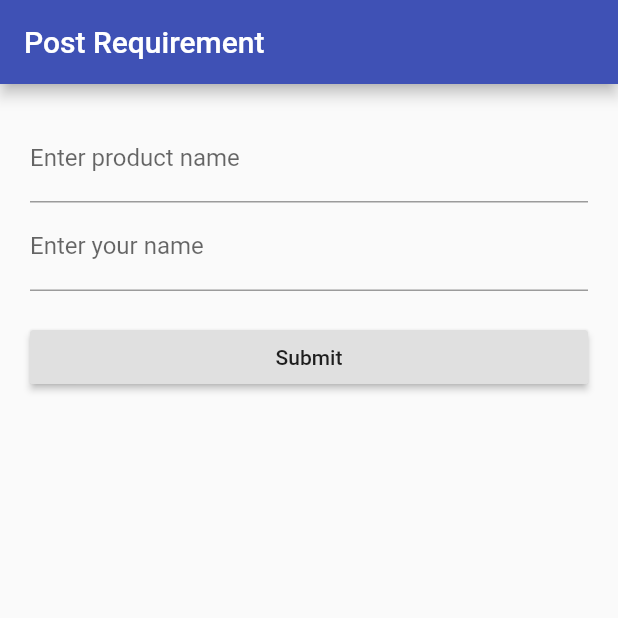
After one commit to swarupanandadhua/HelloKishan, a Flutter app: the screen it shows after launch, on a phone screen of 412 x 824 dp, the top half of it. The commit adds this screen. Run offline on Flutter 3.47's test engine with Material 2 defaults, Android fonts, the phone set to English and light mode, and no system bars; our stand-ins replace cloud_firestore, firebase_auth, geolocator, splashscreen; missing offline and left inert: firebase_image, universal_html, validate; accounts and stored records are empty.

Commit message:
App Logo Change, Home FAB, Requirement Posting Screen

```diff
--- a/lib/main.dart
+++ b/lib/main.dart
@@ -1,4 +1,4 @@
-import 'package:farmapp/screens/wrapper.dart';
+import 'package:farmapp/screens/post_requirement/post_requirement.dart';
 import 'package:farmapp/services/auth.dart';
 import 'package:firebase_auth/firebase_auth.dart';
 import 'package:flutter/material.dart';
@@ -13,18 +13,22 @@ class FarmApp extends StatelessWidget {
     return StreamProvider<FirebaseUser>.value(
       value: Auth().user,
       child: MaterialApp(
+        debugShowCheckedModeBanner: false,
         title: 'FarmApp',
         theme: ThemeData(
           primarySwatch: Colors.indigo,
-          accentColor: Colors.red,
+          accentColor: Colors.indigoAccent,
         ),
         home: SplashScreen(
-            seconds: 3,
-            navigateAfterSeconds: Wrapper(),
-            image: Image.asset('images/app_logo.jpg'),
-            backgroundColor: Colors.white,
-            photoSize: 120.0,
-            loaderColor: Colors.indigo),
+          seconds: 3,
+          // navigateAfterSeconds: Wrapper(),
+          // navigateAfterSeconds: SearchScreen(),
+          navigateAfterSeconds: PostRequirementScreen(),
+          image: Image.asset('images/app_logo.jpg'),
+          backgroundColor: Colors.white,
+          photoSize: 150.0,
+          loaderColor: Colors.white,
+        ),
       ),
     );
   }
--- /dev/null
+++ b/lib/screens/post_requirement/post_requirement.dart
@@ -0,0 +1,102 @@
+import 'package:farmapp/models/models.dart';
+import 'package:flutter/material.dart';
+import 'package:validate/validate.dart';
+
+/*
+  OnPressed(FAB in HomeScreen) => This Screen posts a buy or sell requirement.
+*/
+class PostRequirementScreen extends StatefulWidget {
+  final String title;
+
+  PostRequirementScreen({
+    this.title,
+    key,
+  }) : super(key: key);
+
+  @override
+  PostRequirementScreenState createState() {
+    return PostRequirementScreenState();
+  }
+}
+
+class PostRequirementScreenState extends State<PostRequirementScreen> {
+  final GlobalKey<FormState> _formKey = GlobalKey<FormState>();
+  Requirement _requirement = Requirement();
+
+  String _validateProductName(String value) {
+    try {
+      Validate.isEmail(value);
+    } catch (e) {
+      return 'Enter a valid product name';
+    }
+
+    return null;
+  }
+
+  String _validateName(String value) {
+    if (value.length < 8) {
+      return 'Enter a valid name';
+    }
+
+    return null;
+  }
+
+  void submit() {
+    if (this._formKey.currentState.validate()) {
+      _formKey.currentState.save();
+
+      print('Product Name: ${_requirement.productName}');
+      print('Name: ${_requirement.name}');
+    }
+  }
+
+  @override
+  Widget build(BuildContext context) {
+    final Size screenSize = MediaQuery.of(context).size;
+
+    return Scaffold(
+      appBar: AppBar(
+        title: Text('Post Requirement'),
+      ),
+      body: Container(
+        padding: EdgeInsets.all(20.0),
+        child: Form(
+          key: this._formKey,
+          child: ListView(
+            children: <Widget>[
+              TextFormField(
+                keyboardType: TextInputType.emailAddress,
+                decoration: InputDecoration(
+                  hintText: 'Product Name',
+                  labelText: 'Enter product name',
+                ),
+                validator: this._validateProductName,
+                onSaved: (String value) {
+                  this._requirement.productName = value;
+                },
+              ),
+              TextFormField(
+                decoration: InputDecoration(
+                  hintText: 'Name',
+                  labelText: 'Enter your name',
+                ),
+                validator: this._validateName,
+                onSaved: (String value) {
+                  this._requirement.name = value;
+                },
+              ),
+              Container(
+                width: screenSize.width,
+                child: RaisedButton(
+                  child: Text('Submit'),
+                  onPressed: this.submit,
+                ),
+                margin: EdgeInsets.only(top: 20.0),
+              ),
+            ],
+          ),
+        ),
+      ),
+    );
+  }
+}
--- a/lib/screens/wrapper.dart
+++ b/lib/screens/wrapper.dart
@@ -8,8 +8,9 @@ class Wrapper extends StatelessWidget {
   @override
   Widget build(BuildContext context) {
     final user = Provider.of<FirebaseUser>(context);
+    print("[SWARUP] Current user:");
     print(user);
 
-    return (user == null) ? HomeScreen() : Authenticate();
+    return (user == null) ? Authenticate() : HomeScreen();
   }
 }
--- a/pubspec.yaml
+++ b/pubspec.yaml
@@ -21,6 +21,7 @@ dependencies:
   shared_preferences:
   splashscreen:
   universal_html:
+  validate:
 
 environment:
   sdk:
```
Also changed, not shown: lib/screens/account/account.dart (+9 -2 lines), lib/screens/account/signin.dart (+8 -3 lines), lib/screens/account/signin_backup.dart (deleted, +0 -181 lines), lib/screens/examples/login_example.dart (added, +109 -0 lines), lib/screens/home/home.dart (+9 -0 lines), lib/services/tmp.dart (+11 -0 lines), 11 other files.
